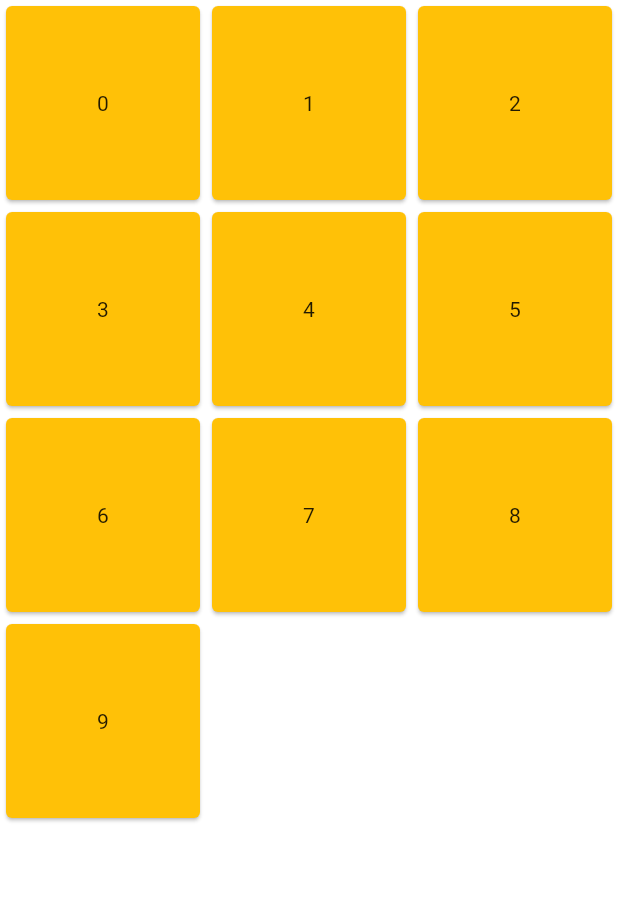
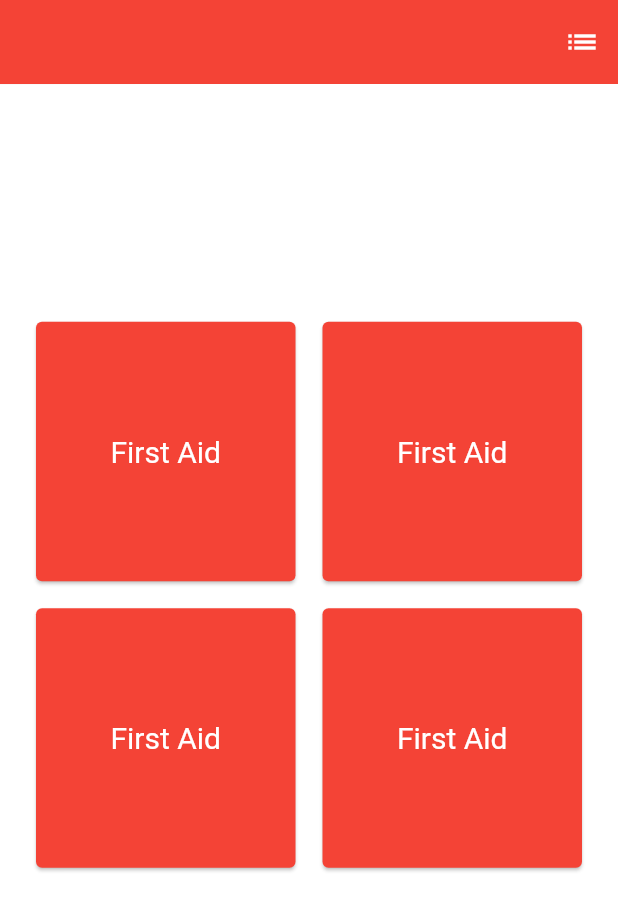
Before and after one commit to yemyatthu1990/r2p, a Flutter app: the screen it shows after launch, on a phone screen of 412 x 824 dp. Shown: the top 911 px of the screen. Run offline on Flutter 3.47's test engine with Material 2 defaults, Android fonts, the phone set to English and light mode, and no system bars; our stand-ins replace cached_network_image.

Commit message:
add category page

```diff
--- a/lib/categorypage.dart
+++ b/lib/categorypage.dart
@@ -1,5 +1,8 @@
 import 'package:flutter/cupertino.dart';
 import 'package:flutter/material.dart';
+
+import 'listpage.dart';
+import 'listpage.dart';
 
 class CategoryPage extends StatefulWidget {
 
@@ -8,24 +11,49 @@ class CategoryPage extends StatefulWidget {
 }
 
 class _CategoryPageState extends State<CategoryPage> {
-  Container makeBody() => Container(
+  final topAppBar = AppBar(
+    elevation: 0.1,
+    backgroundColor: Colors.red,
+    actions: <Widget>[
+      IconButton(
+        icon: Icon(Icons.list),
+        onPressed: () {},
+      )
+    ],
+  );
+  Container makeBody(BuildContext context) => Container(
+    color: Colors.white,
       child: GridView.builder(
+        padding: EdgeInsets.fromLTRB(20, MediaQuery.of(context).size.height/(4/0.75), 20, 0),
         scrollDirection: Axis.vertical,
         shrinkWrap: true,
-        itemCount: 10,
+        itemCount: 4,
           gridDelegate: const SliverGridDelegateWithFixedCrossAxisCount(
-        crossAxisCount: 3,
+        crossAxisCount: 2,
+            crossAxisSpacing: 10,
+            mainAxisSpacing: 10
       ),
            itemBuilder: (BuildContext context, int index) {
         return Card(
-          color: Colors.amber,
-          child: Center(child: Text('$index')),
+          color: Colors.red,
+          child: InkWell(
+              onTap: () {
+                Navigator.push(
+                    context,
+                    MaterialPageRoute(
+                        builder: (context) => ListPage(title: "First Aid",)));
+              },
+              child: Center(child: Text('First Aid', style: TextStyle(fontSize: 20, color: Colors.white),))),
         );
       }
       )
     );
   @override
   Widget build(BuildContext context) {
-    return makeBody();
+    return Scaffold(
+      backgroundColor: Colors.white,
+      appBar: topAppBar,
+      body: makeBody(context),
+    );
     }
 }
```
Also changed, not shown: pubspec.lock, 6 other files.
